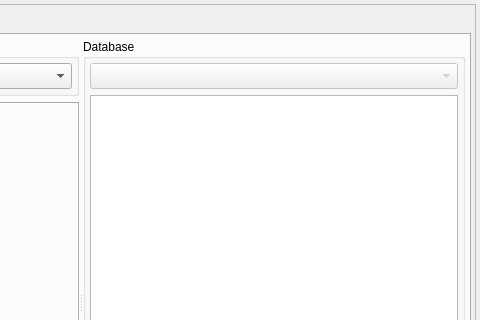
First picture: the form in libpgmodeler_ui/ui/databaseimportform.ui, repository pgmodeler/pgmodeler, before the edit; both pictures show x 319 to 799 and y 0 to 320 of the 799 by 617 pixel window.
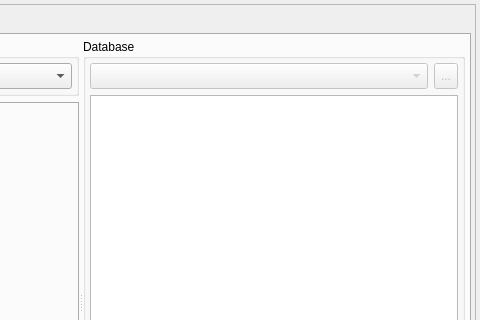
Second picture: the form after the edit. Icons and pictures are not drawn.

```diff
--- a/libpgmodeler_ui/ui/databaseimportform.ui
+++ b/libpgmodeler_ui/ui/databaseimportform.ui
@@ -117,7 +117,7 @@
             <property name="childrenCollapsible">
              <bool>false</bool>
             </property>
-            <widget class="QWidget" name="">
+            <widget class="QWidget" name="layoutWidget">
              <layout class="QVBoxLayout" name="verticalLayout">
               <item>
                <widget class="QGroupBox" name="groupBox">
@@ -422,7 +422,36 @@
                 </property>
                </widget>
               </item>
-              <item row="1" column="0">
+              <item row="0" column="1">
+               <widget class="QToolButton" name="refresh_tb">
+                <property name="enabled">
+                 <bool>false</bool>
+                </property>
+                <property name="sizePolicy">
+                 <sizepolicy hsizetype="Fixed" vsizetype="Preferred">
+                  <horstretch>0</horstretch>
+                  <verstretch>0</verstretch>
+                 </sizepolicy>
+                </property>
+                <property name="toolTip">
+                 <string>Refreshes the current database tree applying filters if they're set.</string>
+                </property>
+                <property name="text">
+                 <string>...</string>
+                </property>
+                <property name="icon">
+                 <iconset resource="../res/resources.qrc">
+                  <normaloff>:/icones/icones/atualizar.png</normaloff>:/icones/icones/atualizar.png</iconset>
+                </property>
+                <property name="iconSize">
+                 <size>
+                  <width>22</width>
+                  <height>22</height>
+                 </size>
+                </property>
+               </widget>
+              </item>
+              <item row="1" column="0" colspan="2">
                <widget class="QWidget" name="objs_parent_wgt" native="true">
                 <property name="enabled">
                  <bool>true</bool>
```
Left out of the diff: 2 changed lines with no effect on the pictures.
